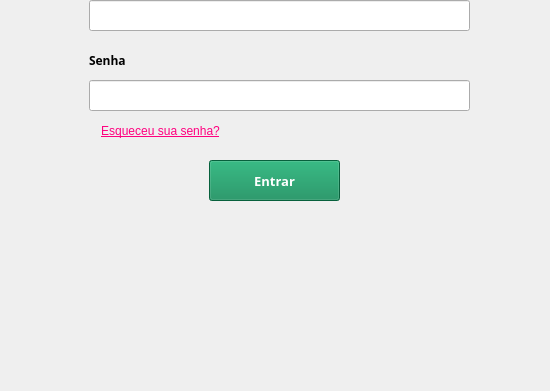
First picture: the form in Telas/login.ui, repository lucasousa/Projeto-Loca-Facil, before the edit; both pictures show x 131 to 681 and y 240 to 631 of the 921 by 631 pixel window.
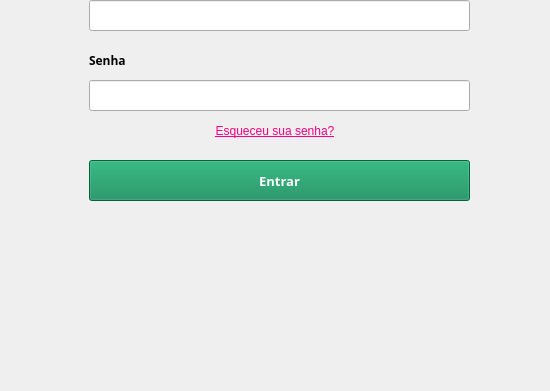
Second picture: the form after the edit.

Commit message: Aumentando o tamanho do botão de entrar

```diff
--- a/Telas/login.ui
+++ b/Telas/login.ui
@@ -114,9 +114,9 @@
    <widget class="QPushButton" name="pushButton">
     <property name="geometry">
      <rect>
-      <x>340</x>
+      <x>220</x>
       <y>400</y>
-      <width>131</width>
+      <width>381</width>
       <height>41</height>
      </rect>
     </property>
@@ -144,7 +144,7 @@
      <rect>
       <x>211</x>
       <y>360</y>
-      <width>161</width>
+      <width>390</width>
       <height>21</height>
      </rect>
     </property>
```
